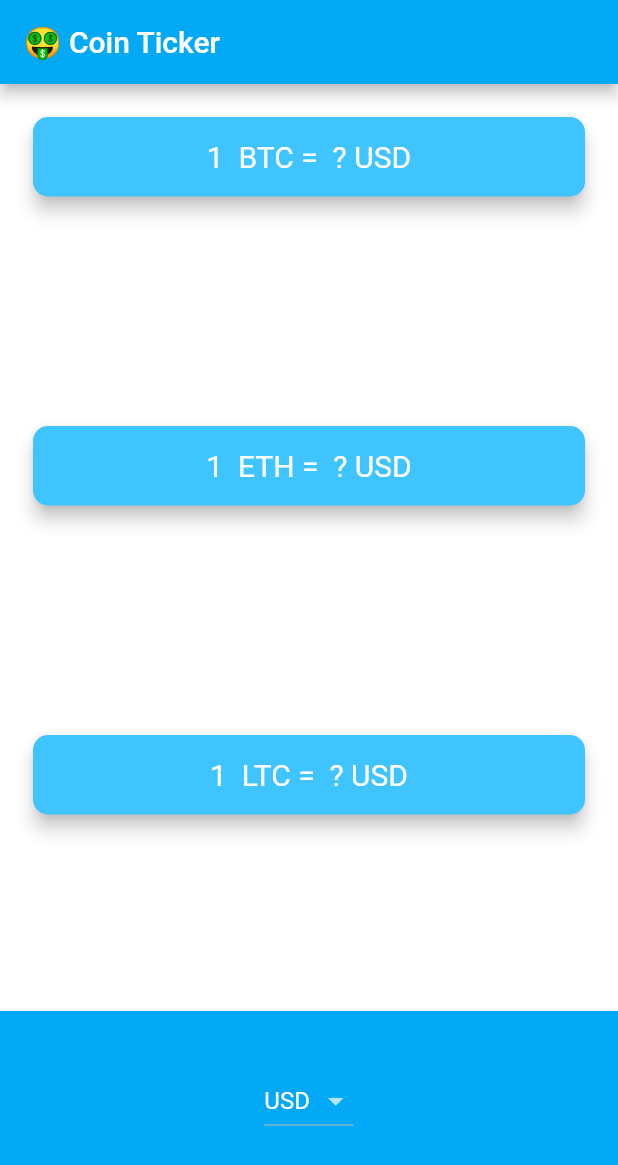
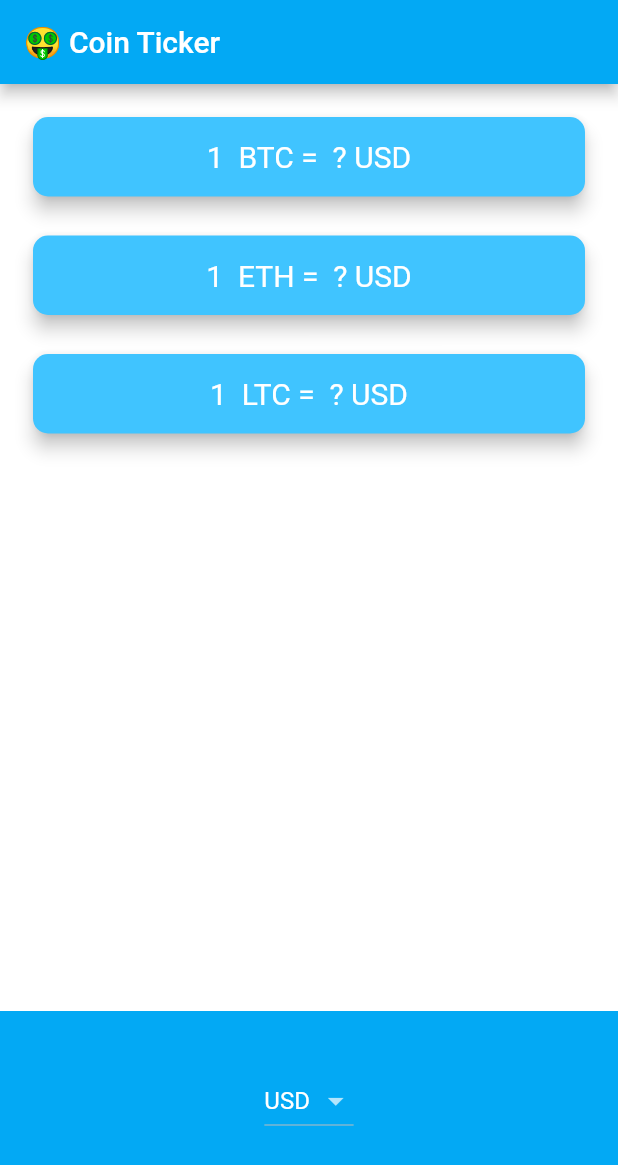
Before and after one commit to Woloyor/CryptoCoin, a Flutter app: the screen it shows after launch, on a phone screen of 412 x 824 dp. Shown: the top 1165 px of the screen. Run offline on Flutter 3.47's test engine with Material 2 defaults, Android fonts, the phone set to English and light mode, and no system bars; network calls fail.

```diff
--- a/lib/price_screen.dart
+++ b/lib/price_screen.dart
@@ -28,11 +28,11 @@ class _PriceScreenState extends State<PriceScreen> {
   getCurrenciesData() async {
     isWaiting = true;
     try {
-      dynamic data = await CoinData().getCurrencies(selectedCurrency);
+      double data = await CoinData().getCurrencies(selectedCurrency);
       isWaiting = false;
       setState(() {
-        /// a map containing the values/rates
-        coinValues = data;
+        coinValues = data as Map<String, String>;
+        value = data.toStringAsFixed(0);
       });
     } catch (e) {
       print(e);
@@ -90,9 +90,27 @@ class _PriceScreenState extends State<PriceScreen> {
       onSelectedItemChanged: (selectedIndex) {
         setState(() {
           selectedCurrency = currenciesList[selectedIndex];
+          getCurrenciesData();
         });
       },
       children: pickerItems,
+    );
+  }
+
+  Column makeCards() {
+    List<CardButton> cryptoCards = [];
+    for (String crypto in cryptoList) {
+      cryptoCards.add(
+        CardButton(
+          cryptoCurrency: crypto,
+          selectedCurrency: selectedCurrency,
+          value: isWaiting ? '?' : coinValues[crypto],
+        ),
+      );
+    }
+    return Column(
+      crossAxisAlignment: CrossAxisAlignment.stretch,
+      children: cryptoCards,
     );
   }
 
@@ -106,42 +124,13 @@ class _PriceScreenState extends State<PriceScreen> {
         mainAxisAlignment: MainAxisAlignment.spaceBetween,
         crossAxisAlignment: CrossAxisAlignment.stretch,
         children: <Widget>[
-          CardButton(
-            cryptoCurrency: 'BTC',
-            selectedCurrency: selectedCurrency,
-
-            /// this is a ternary opertor, it checks if is waiting is true, it displays a ? but if its false
-            /// meaning all operations are done  it prints the value of BTC(key) in the coinValues map.
-            value: isWaiting ? '?' : coinValues['BTC'],
-          ),
-          CardButton(
-            cryptoCurrency: 'ETH',
-            selectedCurrency: selectedCurrency,
-            value: isWaiting ? '?' : coinValues['ETH'],
-          ),
-          CardButton(
-            cryptoCurrency: 'LTC',
-            selectedCurrency: selectedCurrency,
-            value: isWaiting ? '?' : coinValues['LTC'],
-          ),
+          makeCards(),
           Container(
             height: 150.0,
             alignment: Alignment.center,
             padding: EdgeInsets.only(bottom: 30.0),
             color: Colors.lightBlue,
-            child: DropdownButton<String>(
-              dropdownColor: Colors.lightBlueAccent,
-              value: selectedCurrency,
-              items: dropDown(),
-              onChanged: (value) {
-                setState(() {
-                  selectedCurrency = value;
-
-                  /// call this function each time the value in the drop down changes.
-                  getCurrenciesData();
-                });
-              },
-            ),
+            child: Platform.isIOS ? iOSPicker() : androidDropdown(),
           ),
         ],
       ),
```
